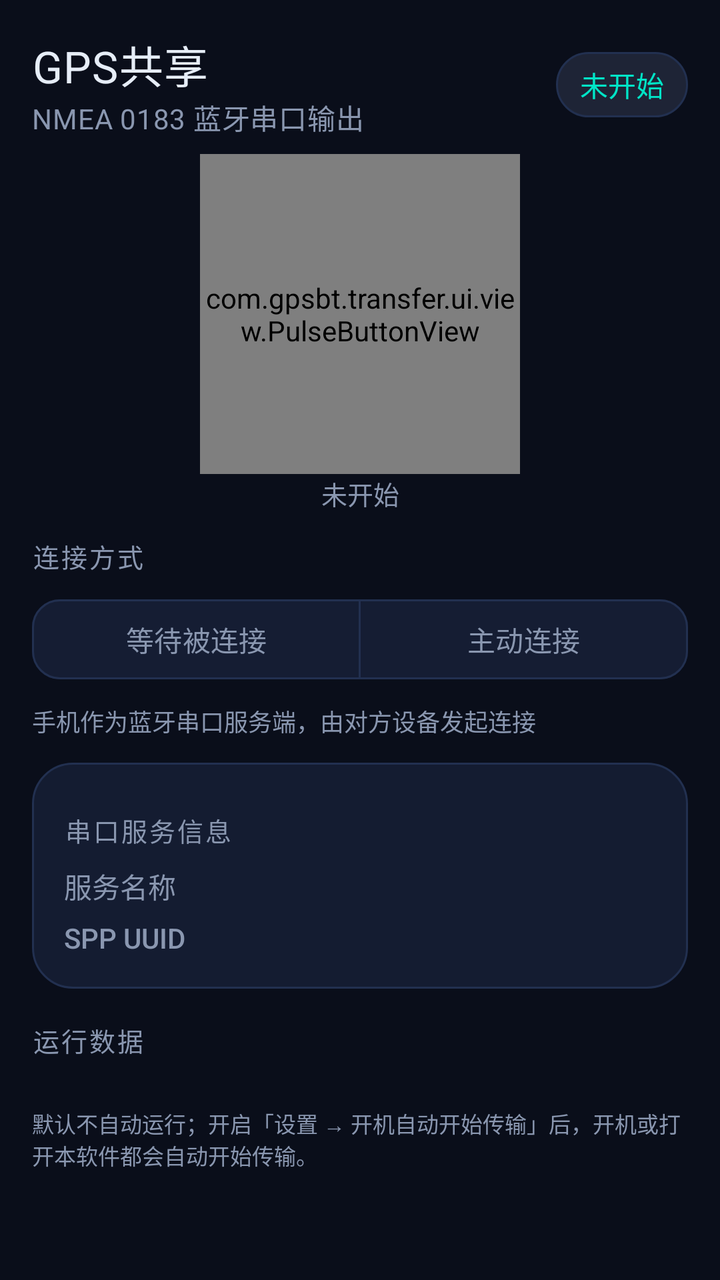
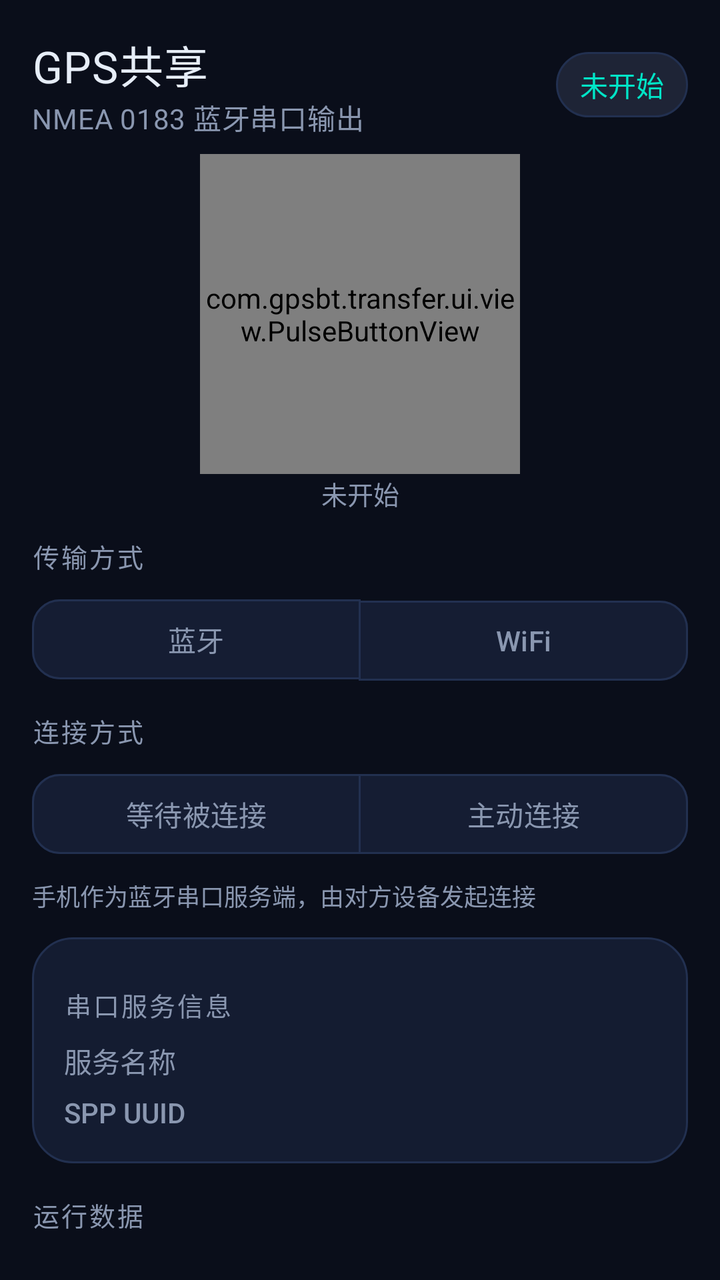

Two renders of the same Android screen: before a commit and after it. Below are the layout's source before the change and the commit's diff.
<!-- AndroidManifest.xml: application theme Theme.GpsBt -->
<!-- res/layout/fragment_home.xml -->
<?xml version="1.0" encoding="utf-8"?>
<androidx.core.widget.NestedScrollView xmlns:android="http://schemas.android.com/apk/res/android"
    xmlns:app="http://schemas.android.com/apk/res-auto"
    android:layout_width="match_parent"
    android:layout_height="match_parent"
    android:fillViewport="true">

    <LinearLayout
        android:layout_width="match_parent"
        android:layout_height="wrap_content"
        android:orientation="vertical"
        android:padding="16dp">

        
        <LinearLayout
            android:layout_width="match_parent"
            android:layout_height="wrap_content"
            android:gravity="center_vertical"
            android:orientation="horizontal">

            <LinearLayout
                android:layout_width="0dp"
                android:layout_height="wrap_content"
                android:layout_weight="1"
                android:orientation="vertical">

                <TextView
                    style="@style/TextAppearance.GpsBt.Title"
                    android:layout_width="wrap_content"
                    android:layout_height="wrap_content"
                    android:text="@string/home_title" />

                <TextView
                    style="@style/TextAppearance.GpsBt.Body"
                    android:layout_width="wrap_content"
                    android:layout_height="wrap_content"
                    android:text="@string/home_subtitle" />
            </LinearLayout>

            <TextView
                android:id="@+id/status_badge"
                style="@style/TextSecondary"
                android:layout_width="wrap_content"
                android:layout_height="wrap_content"
                android:background="@drawable/badge_background"
                android:paddingLeft="12dp"
                android:paddingRight="12dp"
                android:paddingTop="6dp"
                android:paddingBottom="6dp"
                android:text="@string/state_idle"
                android:textColor="@color/color_primary" />
        </LinearLayout>

        
        <FrameLayout
            android:layout_width="match_parent"
            android:layout_height="wrap_content"
            android:layout_marginTop="8dp">

            <com.gpsbt.transfer.ui.view.PulseButtonView
                android:id="@+id/pulse_button"
                android:layout_width="160dp"
                android:layout_height="160dp"
                android:layout_gravity="center_horizontal" />
        </FrameLayout>

        <TextView
            android:id="@+id/status_text"
            style="@style/TextSecondary"
            android:layout_width="match_parent"
            android:layout_height="wrap_content"
            android:gravity="center"
            android:text="@string/state_idle"
            android:textSize="13sp" />

        
        <TextView
            style="@style/SectionTitle"
            android:layout_width="wrap_content"
            android:layout_height="wrap_content"
            android:layout_marginTop="12dp"
            android:text="@string/home_mode_title" />

        <com.google.android.material.button.MaterialButtonToggleGroup
            android:id="@+id/mode_group"
            android:layout_width="match_parent"
            android:layout_height="wrap_content"
            app:selectionRequired="true"
            app:singleSelection="true">

            <com.google.android.material.button.MaterialButton
                android:id="@+id/mode_server"
                style="?attr/materialButtonOutlinedStyle"
                android:layout_width="0dp"
                android:layout_height="wrap_content"
                android:layout_weight="1"
                android:text="@string/home_mode_server"
                android:textColor="@color/mode_button_text"
                app:backgroundTint="@color/mode_button_bg"
                app:cornerRadius="14dp"
                app:strokeColor="@color/mode_button_stroke"
                app:strokeWidth="1dp" />

            <com.google.android.material.button.MaterialButton
                android:id="@+id/mode_client"
                style="?attr/materialButtonOutlinedStyle"
                android:layout_width="0dp"
                android:layout_height="wrap_content"
                android:layout_weight="1"
                android:text="@string/home_mode_client"
                android:textColor="@color/mode_button_text"
                app:backgroundTint="@color/mode_button_bg"
                app:cornerRadius="14dp"
                app:strokeColor="@color/mode_button_stroke"
                app:strokeWidth="1dp" />
        </com.google.android.material.button.MaterialButtonToggleGroup>

        <TextView
            android:id="@+id/mode_hint"
            style="@style/TextSecondary"
            android:layout_width="match_parent"
            android:layout_height="wrap_content"
            android:layout_marginTop="8dp"
            android:text="@string/home_mode_server_hint"
            android:textSize="12sp" />

        
        <LinearLayout
            android:id="@+id/service_card"
            android:layout_width="match_parent"
            android:layout_height="wrap_content"
            android:layout_marginTop="12dp"
            android:background="@drawable/card_background"
            android:orientation="vertical"
            android:padding="16dp">

            <TextView
                style="@style/SectionTitle"
                android:layout_width="wrap_content"
                android:layout_height="wrap_content"
                android:text="@string/home_service_title" />

            <LinearLayout
                android:layout_width="match_parent"
                android:layout_height="wrap_content"
                android:orientation="horizontal">

                <TextView
                    style="@style/TextSecondary"
                    android:layout_width="0dp"
                    android:layout_height="wrap_content"
                    android:layout_weight="1"
                    android:text="@string/home_service_name" />

                <TextView
                    android:id="@+id/service_name_value"
                    style="@style/ValueText"
                    android:layout_width="wrap_content"
                    android:layout_height="wrap_content"
                    android:textSize="13sp" />
            </LinearLayout>

            <LinearLayout
                android:layout_width="match_parent"
                android:layout_height="wrap_content"
                android:layout_marginTop="6dp"
                android:orientation="horizontal">

                <TextView
                    style="@style/TextSecondary"
                    android:layout_width="0dp"
                    android:layout_height="wrap_content"
                    android:layout_weight="1"
                    android:text="@string/home_service_uuid" />

                <TextView
                    android:id="@+id/uuid_value"
                    style="@style/ValueText"
                    android:layout_width="wrap_content"
                    android:layout_height="wrap_content"
                    android:textSize="11sp" />
            </LinearLayout>
        </LinearLayout>

        
        <LinearLayout
            android:id="@+id/device_panel"
            android:layout_width="match_parent"
            android:layout_height="wrap_content"
            android:layout_marginTop="12dp"
            android:background="@drawable/card_background"
            android:orientation="vertical"
            android:padding="16dp"
            android:visibility="gone">

            <LinearLayout
                android:layout_width="match_parent"
                android:layout_height="wrap_content"
                android:gravity="center_vertical"
                android:orientation="horizontal">

                <TextView
                    style="@style/SectionTitle"
                    android:layout_width="0dp"
                    android:layout_height="wrap_content"
                    android:layout_weight="1"
                    android:text="@string/home_devices_title" />

                <Button
                    android:id="@+id/refresh_devices"
                    style="?attr/materialButtonOutlinedStyle"
                    android:layout_width="wrap_content"
                    android:layout_height="wrap_content"
                    android:minHeight="36dp"
                    android:text="@string/home_devices_refresh"
                    android:textSize="12sp" />
            </LinearLayout>

            <androidx.recyclerview.widget.RecyclerView
                android:id="@+id/device_list"
                android:layout_width="match_parent"
                android:layout_height="wrap_content"
                android:layout_marginTop="8dp" />

            <TextView
                android:id="@+id/device_empty"
                style="@style/TextSecondary"
                android:layout_width="match_parent"
                android:layout_height="wrap_content"
                android:layout_marginTop="8dp"
                android:text="@string/home_devices_empty"
                android:textSize="12sp"
                android:visibility="gone" />
        </LinearLayout>

        
        <TextView
            style="@style/SectionTitle"
            android:layout_width="wrap_content"
            android:layout_height="wrap_content"
            android:layout_marginTop="16dp"
            android:text="@string/home_stats_title" />

        <GridLayout
            android:id="@+id/stats_grid"
            android:layout_width="match_parent"
            android:layout_height="wrap_content"
            android:columnCount="2" />

        <TextView
            style="@style/TextSecondary"
            android:layout_width="match_parent"
            android:layout_height="wrap_content"
            android:layout_marginTop="16dp"
            android:text="@string/home_note"
            android:textSize="11sp" />
    </LinearLayout>
</androidx.core.widget.NestedScrollView>
<!-- resources referenced by this layout -->
<resources>
  <color name="color_primary">#00E5C7</color>
  <!-- drawable badge_background (drawable) -->
  <?xml version="1.0" encoding="utf-8"?>
  <shape xmlns:android="http://schemas.android.com/apk/res/android" android:shape="rectangle">
      <solid android:color="#1E2436" />
      <corners android:radius="999dp" />
      <stroke android:width="1dp" android:color="@color/color_card_stroke" />
  </shape>
  <!-- drawable card_background (drawable) -->
  <?xml version="1.0" encoding="utf-8"?>
  <shape xmlns:android="http://schemas.android.com/apk/res/android" android:shape="rectangle">
      <solid android:color="@color/color_card" />
      <corners android:radius="20dp" />
      <stroke android:width="1dp" android:color="@color/color_card_stroke" />
  </shape>
  <string name="home_devices_empty">没有已配对设备，请先到「系统设置 → 蓝牙」中配对</string>
  <string name="home_devices_refresh">刷新列表</string>
  <string name="home_devices_title">已配对设备</string>
  <string name="home_mode_client">主动连接</string>
  <string name="home_mode_server">等待被连接</string>
  <string name="home_mode_server_hint">手机作为蓝牙串口服务端，由对方设备发起连接</string>
  <string name="home_mode_title">连接方式</string>
  <string name="home_note">默认不自动运行；开启「设置 → 开机自动开始传输」后，开机或打开本软件都会自动开始传输。</string>
  <string name="home_service_name">服务名称</string>
  <string name="home_service_title">串口服务信息</string>
  <string name="home_service_uuid">SPP UUID</string>
  <string name="home_stats_title">运行数据</string>
  <string name="home_subtitle">NMEA 0183 蓝牙串口输出</string>
  <string name="home_title">GPS共享</string>
  <string name="state_idle">未开始</string>
  <style name="SectionTitle">
          <item name="android:textColor">@color/color_text_secondary</item>
          <item name="android:textSize">13sp</item>
          <item name="android:letterSpacing">0.08</item>
          <item name="android:layout_marginTop">8dp</item>
          <item name="android:layout_marginBottom">8dp</item>
      </style>
  <style name="TextAppearance.GpsBt.Body" parent="TextAppearance.Material3.BodyMedium">
          <item name="android:textColor">@color/color_text_secondary</item>
      </style>
  <style name="TextAppearance.GpsBt.Title" parent="TextAppearance.Material3.TitleLarge">
          <item name="android:textColor">@color/color_text_primary</item>
          <item name="android:letterSpacing">0.02</item>
      </style>
  <style name="TextSecondary" parent="@android:style/TextAppearance.Material.Body2">
          <item name="android:textColor">@color/color_text_secondary</item>
      </style>
  <style name="ValueText">
          <item name="android:fontFamily">monospace</item>
          <item name="android:textColor">@color/color_text_primary</item>
          <item name="android:textSize">18sp</item>
          <item name="android:maxLines">1</item>
          <item name="android:ellipsize">end</item>
      </style>
  <color name="color_card_stroke">#223050</color>
  <color name="color_card">#141C31</color>
  <color name="color_text_secondary">#8A97B0</color>
  <color name="color_text_primary">#E6EDF7</color>
  <color name="color_accent_blue">#3D8BFF</color>
  <color name="color_error">#FF5C6C</color>
  <color name="color_background_start">#0A0E1A</color>
  <!-- unchanged entries left out for length: 1 -->
</resources>

<!-- the commit's change to res/layout/fragment_home.xml (unified diff, before → after) -->
@@ -79,6 +79,49 @@
             android:layout_width="wrap_content"
             android:layout_height="wrap_content"
             android:layout_marginTop="12dp"
+            android:text="@string/home_transport_title" />
+
+        <com.google.android.material.button.MaterialButtonToggleGroup
+            android:id="@+id/transport_group"
+            android:layout_width="match_parent"
+            android:layout_height="wrap_content"
+            app:selectionRequired="true"
+            app:singleSelection="true">
+
+            <com.google.android.material.button.MaterialButton
+                android:id="@+id/transport_bluetooth"
+                style="?attr/materialButtonOutlinedStyle"
+                android:layout_width="0dp"
+                android:layout_height="wrap_content"
+                android:layout_weight="1"
+                android:text="@string/home_transport_bluetooth"
+                android:textColor="@color/mode_button_text"
+                app:backgroundTint="@color/mode_button_bg"
+                app:cornerRadius="14dp"
+                app:strokeColor="@color/mode_button_stroke"
+                app:strokeWidth="1dp" />
+
+            <com.google.android.material.button.MaterialButton
+                android:id="@+id/transport_wifi"
+                style="?attr/materialButtonOutlinedStyle"
+                android:layout_width="0dp"
+                android:layout_height="wrap_content"
+                android:layout_weight="1"
+                android:text="@string/home_transport_wifi"
+                android:textColor="@color/mode_button_text"
+                app:backgroundTint="@color/mode_button_bg"
+                app:cornerRadius="14dp"
+                app:strokeColor="@color/mode_button_stroke"
+                app:strokeWidth="1dp" />
+        </com.google.android.material.button.MaterialButtonToggleGroup>
+
+        
+        <TextView
+            android:id="@+id/mode_title"
+            style="@style/SectionTitle"
+            android:layout_width="wrap_content"
+            android:layout_height="wrap_content"
+            android:layout_marginTop="12dp"
             android:text="@string/home_mode_title" />
 
         <com.google.android.material.button.MaterialButtonToggleGroup
@@ -234,6 +277,109 @@
         </LinearLayout>
 
         
+        <LinearLayout
+            android:id="@+id/wifi_card"
+            android:layout_width="match_parent"
+            android:layout_height="wrap_content"
+            android:layout_marginTop="12dp"
+            android:background="@drawable/card_background"
+            android:orientation="vertical"
+            android:padding="16dp"
+            android:visibility="gone">
+
+            <TextView
+                style="@style/SectionTitle"
+                android:layout_width="wrap_content"
+                android:layout_height="wrap_content"
+                android:text="@string/home_wifi_title" />
+
+            <LinearLayout
+                android:layout_width="match_parent"
+                android:layout_height="wrap_content"
+                android:orientation="horizontal">
+
+                <TextView
+                    style="@style/TextSecondary"
+                    android:layout_width="0dp"
+                    android:layout_height="wrap_content"
+                    android:layout_weight="1"
+                    android:text="@string/home_wifi_address" />
+
+                <TextView
+                    android:id="@+id/wifi_address_value"
+                    style="@style/ValueText"
+                    android:layout_width="wrap_content"
+                    android:layout_height="wrap_content"
+                    android:fontFamily="monospace"
+                    android:textSize="13sp" />
+            </LinearLayout>
+
+            <LinearLayout
+                android:layout_width="match_parent"
+                android:layout_height="wrap_content"
+                android:layout_marginTop="6dp"
+                android:orientation="horizontal">
+
+                <TextView
+                    style="@style/TextSecondary"
+                    android:layout_width="0dp"
+                    android:layout_height="wrap_content"
+                    android:layout_weight="1"
+                    android:text="@string/home_wifi_port" />
+
+                <TextView
+                    android:id="@+id/wifi_port_value"
+                    style="@style/ValueText"
+                    android:layout_width="wrap_content"
+                    android:layout_height="wrap_content"
+                    android:fontFamily="monospace"
+                    android:textSize="13sp" />
+            </LinearLayout>
+
+            <TextView
+                android:id="@+id/wifi_hint"
+                style="@style/TextSecondary"
+                android:layout_width="match_parent"
+                android:layout_height="wrap_content"
+                android:layout_marginTop="8dp"
+                android:text="@string/home_wifi_hint"
+                android:textSize="11sp" />
+        </LinearLayout>
+
+        
+        <LinearLayout
+            android:id="@+id/peer_panel"
+            android:layout_width="match_parent"
+            android:layout_height="wrap_content"
+            android:layout_marginTop="12dp"
+            android:background="@drawable/card_background"
+            android:orientation="vertical"
+            android:padding="16dp"
+            android:visibility="gone">
+
+            <TextView
+                style="@style/SectionTitle"
+                android:layout_width="wrap_content"
+                android:layout_height="wrap_content"
+                android:text="@string/home_wifi_peers" />
+
+            <androidx.recyclerview.widget.RecyclerView
+                android:id="@+id/peer_list"
+                android:layout_width="match_parent"
+                android:layout_height="wrap_content"
+                android:layout_marginTop="4dp" />
+
+            <TextView
+                android:id="@+id/peer_empty"
+                style="@style/TextSecondary"
+                android:layout_width="match_parent"
+                android:layout_height="wrap_content"
+                android:layout_marginTop="4dp"
+                android:text="@string/home_wifi_peers_empty"
+                android:textSize="12sp" />
+        </LinearLayout>
+
+        
         <TextView
             style="@style/SectionTitle"
             android:layout_width="wrap_content"
<!-- resource entries referenced after the edit -->
@@ -29,6 +29,15 @@
   <string name="home_stats_title">运行数据</string>
   <string name="home_subtitle">NMEA 0183 蓝牙串口输出</string>
   <string name="home_title">GPS共享</string>
+  <string name="home_transport_bluetooth">蓝牙</string>
+  <string name="home_transport_title">传输方式</string>
+  <string name="home_transport_wifi">WiFi</string>
+  <string name="home_wifi_address">热点地址</string>
+  <string name="home_wifi_hint">接收端连上本机热点后，用 TCP 连接上方地址与端口即可接收；也可由接收端自动发现。</string>
+  <string name="home_wifi_peers">在线接收端</string>
+  <string name="home_wifi_peers_empty">暂无接收端连接</string>
+  <string name="home_wifi_port">端口</string>
+  <string name="home_wifi_title">热点服务信息</string>
   <string name="state_idle">未开始</string>
   <style name="SectionTitle">
           <item name="android:textColor">@color/color_text_secondary</item>
